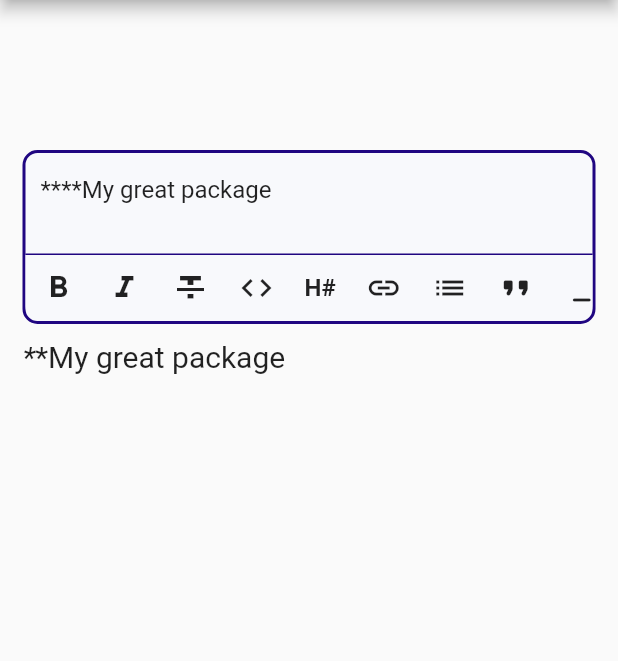
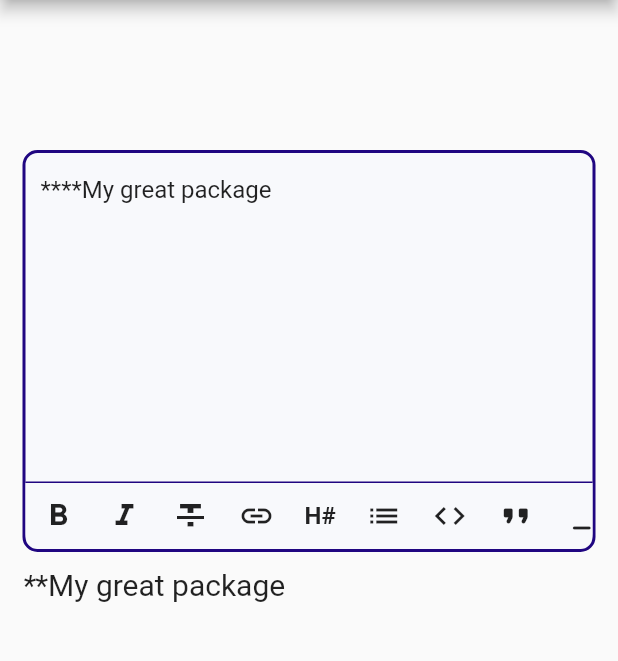
Before and after one commit to playmoweb/markdown-editable-textinput, a Flutter app: the screen it shows after launch, after a tap on the "format bold" icon, on a phone screen of 412 x 824 dp, the part 84-745 px from its top. Run offline on Flutter 3.47's test engine with Material 2 defaults, Android fonts, the phone set to English and light mode, and no system bars; drawn by our look-alikes of expandable, flutter_markdown.

Commit message:
update to 2.0.1

```diff
--- a/example/lib/main.dart
+++ b/example/lib/main.dart
@@ -1,5 +1,6 @@
 import 'package:flutter/material.dart';
 import 'package:flutter_markdown/flutter_markdown.dart';
+import 'package:markdown_editable_textinput/format_markdown.dart';
 import 'package:markdown_editable_textinput/markdown_text_input.dart';
 
 void main() => runApp(MyApp());
@@ -42,7 +43,8 @@ class _MyAppState extends State<MyApp> {
                           (String value) => setState(() => description = value),
                           description,
                           label: 'Description',
-                          maxLines: 2,
+                          maxLines: 10,
+                          actions: MarkdownType.values,
                         ),
                         Padding(
                           padding: const EdgeInsets.only(top: 10),
--- a/lib/format_markdown.dart
+++ b/lib/format_markdown.dart
@@ -1,3 +1,5 @@
+import 'package:flutter/material.dart';
+
 /// Use this class for converting String to [ResultMarkdown]
 class FormatMarkdown {
   /// Convert [data] part into [ResultMarkdown] from [type].
@@ -84,7 +86,6 @@ class ResultMarkdown {
 }
 
 /// Represent markdown possible type to convert
-
 enum MarkdownType {
   /// For **bold** text
   bold,
@@ -119,6 +120,61 @@ enum MarkdownType {
   /// For adding ------
   separator,
 
-  /// For ![Alt text](https://picsum.photos/500/500)
+  /// For ![Alt text](link)
   image,
 }
+
+/// Add data to [MarkdownType] enum
+extension MarkownTypeExtension on MarkdownType {
+  /// Get String used in widget's key
+  String get key {
+    switch (this) {
+      case MarkdownType.bold:
+        return 'bold_button';
+      case MarkdownType.italic:
+        return 'italic_button';
+      case MarkdownType.strikethrough:
+        return 'strikethrough_button';
+      case MarkdownType.link:
+        return 'link_button';
+      case MarkdownType.title:
+        return 'H#_button';
+      case MarkdownType.list:
+        return 'list_button';
+      case MarkdownType.code:
+        return 'code_button';
+      case MarkdownType.blockquote:
+        return 'quote_button';
+      case MarkdownType.separator:
+        return 'separator_button';
+      case MarkdownType.image:
+        return 'image_button';
+    }
+  }
+
+  /// Get Icon String
+  IconData get icon {
+    switch (this) {
+      case MarkdownType.bold:
+        return Icons.format_bold;
+      case MarkdownType.italic:
+        return Icons.format_italic;
+      case MarkdownType.strikethrough:
+        return Icons.format_strikethrough;
+      case MarkdownType.link:
+        return Icons.link;
+      case MarkdownType.title:
+        return Icons.text_fields;
+      case MarkdownType.list:
+        return Icons.list;
+      case MarkdownType.code:
+        return Icons.code;
+      case MarkdownType.blockquote:
+        return Icons.format_quote_rounded;
+      case MarkdownType.separator:
+        return Icons.minimize_rounded;
+      case MarkdownType.image:
+        return Icons.image_rounded;
+    }
+  }
+}
--- a/lib/markdown_text_input.dart
+++ b/lib/markdown_text_input.dart
@@ -11,20 +11,36 @@ class MarkdownTextInput extends StatefulWidget {
   final String initialValue;
 
   /// Validator for the TextFormField
-  final String Function(String? value)? validators;
+  final String? Function(String? value)? validators;
 
   /// String displayed at hintText in TextFormField
-  final String label;
+  final String? label;
 
   /// Change the text direction of the input (RTL / LTR)
-  final TextDirection textDirection;
+  final TextDirection? textDirection;
 
   /// The maximum of lines that can be display in the input
-  final int maxLines;
+  final int? maxLines;
+
+  /// List of action the component can handle
+  final List<MarkdownType> actions;
 
   /// Constructor for [MarkdownTextInput]
-  MarkdownTextInput(this.onTextChanged, this.initialValue,
-      {this.label = '', this.validators, this.textDirection = TextDirection.ltr, this.maxLines = 10});
+  MarkdownTextInput(
+    this.onTextChanged,
+    this.initialValue, {
+    this.label = '',
+    this.validators,
+    this.textDirection = TextDirection.ltr,
+    this.maxLines = 10,
+    this.actions = const [
+      MarkdownType.bold,
+      MarkdownType.italic,
+      MarkdownType.title,
+      MarkdownType.link,
+      MarkdownType.list
+    ],
+  });
 
   @override
   _MarkdownTextInputState createState() => _MarkdownTextInputState();
@@ -99,48 +115,9 @@ class _MarkdownTextInputState extends State<MarkdownTextInput> {
               borderRadius: const BorderRadius.only(bottomLeft: Radius.circular(10), bottomRight: Radius.circular(10)),
               child: ListView(
                 scrollDirection: Axis.horizontal,
-                children: [
-                  InkWell(
-                    key: const Key('bold_button'),
-                    onTap: () => onTap(MarkdownType.bold),
-                    child: const Padding(
-                      padding: EdgeInsets.all(10),
-                      child: Icon(
-                        Icons.format_bold,
-                      ),
-                    ),
-                  ),
-                  InkWell(
-                    key: const Key('italic_button'),
-                    onTap: () => onTap(MarkdownType.italic),
-                    child: const Padding(
-                      padding: EdgeInsets.all(10),
-                      child: Icon(
-                        Icons.format_italic,
-                      ),
-                    ),
-                  ),
-                  InkWell(
-                    key: const Key('strikethrough_button'),
-                    onTap: () => onTap(MarkdownType.strikethrough),
-                    child: const Padding(
-                      padding: EdgeInsets.all(10),
-                      child: Icon(
-                        Icons.format_strikethrough,
-                      ),
-                    ),
-                  ),
-                  InkWell(
-                    key: const Key('code_button'),
-                    onTap: () => onTap(MarkdownType.code),
-                    child: const Padding(
-                      padding: EdgeInsets.all(10),
-                      child: Icon(
-                        Icons.code,
-                      ),
-                    ),
-                  ),
-                  ExpandableNotifier(
+                children: widget.actions.map((type) {
+                  return type == MarkdownType.title
+                      ? ExpandableNotifier(
                           child: Expandable(
                             key: Key('H#_button'),
                             collapsed: ExpandableButton(
@@ -182,58 +159,16 @@ class _MarkdownTextInputState extends State<MarkdownTextInput> {
                               ),
                             ),
                           ),
+                        )
+                      : InkWell(
+                          key: Key(type.key),
+                          onTap: () => onTap(type),
+                          child: Padding(
+                            padding: EdgeInsets.all(10),
+                            child: Icon(type.icon),
                           ),
-                  InkWell(
-                    key: const Key('link_button'),
-                    onTap: () => onTap(MarkdownType.link),
-                    child: const Padding(
-                      padding: EdgeInsets.all(10),
-                      child: Icon(
-                        Icons.link,
-                      ),
-                    ),
-                  ),
-                  InkWell(
-                    key: const Key('list_button'),
-                    onTap: () => onTap(MarkdownType.list),
-                    child: const Padding(
-                      padding: EdgeInsets.all(10),
-                      child: Icon(
-                        Icons.list,
-                      ),
-                    ),
-                  ),
-                  InkWell(
-                    key: const Key('quote_button'),
-                    onTap: () => onTap(MarkdownType.blockquote),
-                    child: const Padding(
-                      padding: EdgeInsets.all(10),
-                      child: Icon(
-                        Icons.format_quote_rounded,
-                      ),
-                    ),
-                  ),
-                  InkWell(
-                    key: const Key('separator_button'),
-                    onTap: () => onTap(MarkdownType.separator),
-                    child: const Padding(
-                      padding: EdgeInsets.all(10),
-                      child: Icon(
-                        Icons.minimize_rounded,
-                      ),
-                    ),
-                  ),
-                  InkWell(
-                    key: const Key('image_button'),
-                    onTap: () => onTap(MarkdownType.image),
-                    child: const Padding(
-                      padding: EdgeInsets.all(10),
-                      child: Icon(
-                        Icons.image_rounded,
-                      ),
-                    ),
-                  ),
-                ],
+                        );
+                }).toList(),
               ),
             ),
           )
--- a/pubspec.yaml
+++ b/pubspec.yaml
@@ -1,6 +1,6 @@
 name: markdown_editable_textinput
 description: A TextField Widget that allow you to convert easily what's in the TextField to Markdown.
-version: 2.0.0
+version: 2.0.1
 homepage: https://github.com/playmoweb/markdown-editable-textinput
 repository: https://github.com/playmoweb/markdown-editable-textinput
 
```
Also changed, not shown: example/pubspec.lock, pictures/test_edition.gif, pubspec.lock, 2 other files. Lines whose indentation alone changed are shown as unchanged.
